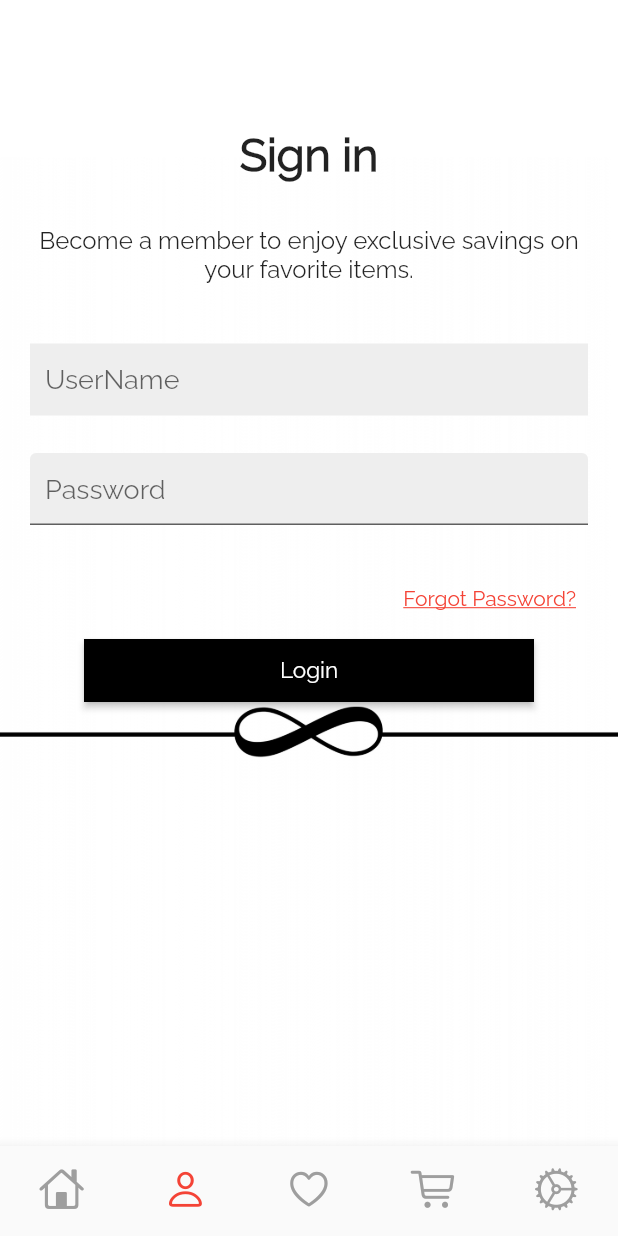
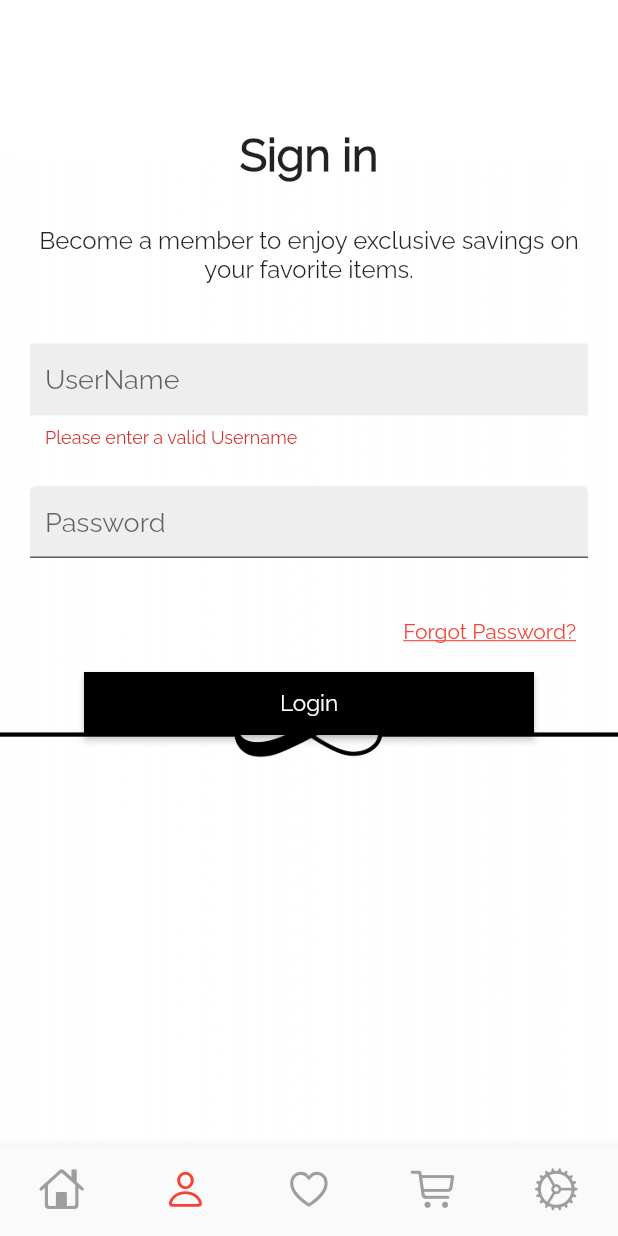
Before and after one commit to xamata/flutter_GraphQL_test, a Flutter app: the screen it shows after launch, item 2 of the bottom bar chosen, after a tap on "Login", on a phone screen of 412 x 824 dp. Run offline on Flutter 3.47's test engine with Material 2 defaults, Android fonts, the phone set to English and light mode, and no system bars; our stand-ins replace email_validator, graphql_flutter; network calls fail.

Commit message:
I successfully changed the sign in page to a form with a validator, the next step for the account page is validating using real user names and password

```diff
--- a/lib/account_page.dart
+++ b/lib/account_page.dart
@@ -8,11 +8,22 @@ class AccountPage extends StatefulWidget {
   _AccountPageState createState() => _AccountPageState();
 }
 
+//  {
+//                                     Navigator.of(context).push(
+//                                       MaterialPageRoute(
+//                                           builder: (context) =>
+//                                               const ForgotPasswordForm()),
+//                                     );
+//                                   },
+
 class _AccountPageState extends State<AccountPage> {
   @override
   Widget build(BuildContext context) {
-    return Scaffold(
-      resizeToAvoidBottomInset: false,
+    // create a global key that can provide validation
+    final _formKey = GlobalKey<FormState>();
+    return Form(
+      key: _formKey,
+      child: Scaffold(
         appBar: AppBar(
           backgroundColor: Colors.white,
           elevation: 0,
@@ -61,11 +72,17 @@ class _AccountPageState extends State<AccountPage> {
                               horizontal: 20, vertical: 10),
                           child: Column(
                             children: [
-                            TextField(
+                              TextFormField(
+                                validator: (value) {
+                                  if (EmailValidator.validate(value!)) {
+                                    return null;
+                                  } else {
+                                    return "Please enter a valid Username";
+                                  }
+                                },
                                 autocorrect: false,
                                 autofocus: false,
                                 style: const TextStyle(fontSize: 18),
-                              // controller: _controller,
                                 decoration: InputDecoration(
                                   hintText: 'UserName',
                                   border: InputBorder.none,
@@ -78,10 +95,10 @@ class _AccountPageState extends State<AccountPage> {
                                 padding: const EdgeInsets.symmetric(
                                   vertical: 25,
                                 ),
-                              child: TextField(
+                                child: TextFormField(
                                   autocorrect: false,
                                   autofocus: false,
-                                obscureText: false,
+                                  obscureText: true,
                                   style: const TextStyle(fontSize: 18),
                                   decoration: InputDecoration(
                                     hintText: "Password",
@@ -94,16 +111,6 @@ class _AccountPageState extends State<AccountPage> {
                               Row(
                                 mainAxisAlignment: MainAxisAlignment.end,
                                 children: [
-                                // const Padding(
-                                //   padding: EdgeInsets.only(bottom: 8.0),
-                                //   child: Text(
-                                //     'Forgot Password?',
-                                //     style: TextStyle(
-                                //         color: Colors.red,
-                                //         fontSize: 14,
-                                //         decoration: TextDecoration.underline),
-                                //   ),
-                                // ),
                                   TextButton(
                                     child: const Text(
                                       "Forgot Password?",
@@ -115,7 +122,8 @@ class _AccountPageState extends State<AccountPage> {
                                       Navigator.of(context).push(
                                         MaterialPageRoute(
                                           builder: (context) =>
-                                              const ForgotPasswordForm()),
+                                              const ForgotPasswordForm(),
+                                        ),
                                       );
                                     },
                                     style: ButtonStyle(
@@ -127,11 +135,21 @@ class _AccountPageState extends State<AccountPage> {
                                 ],
                               ),
                               RawMaterialButton(
-                              onPressed: () {},
-                              constraints: const BoxConstraints(minWidth: 300),
+                                onPressed: () {
+                                  if (_formKey.currentState!.validate()) {
+                                    ScaffoldMessenger.of(context).showSnackBar(
+                                      const SnackBar(
+                                        content: Text("Submitted!"),
+                                      ),
+                                    );
+                                  }
+                                },
+                                constraints:
+                                    const BoxConstraints(minWidth: 300),
                                 splashColor: Colors.black12,
                                 fillColor: Colors.black,
-                              padding: const EdgeInsets.symmetric(vertical: 12),
+                                padding:
+                                    const EdgeInsets.symmetric(vertical: 12),
                                 child: const Text(
                                   "Login",
                                   style: TextStyle(
@@ -148,6 +166,7 @@ class _AccountPageState extends State<AccountPage> {
               ),
             ),
           ],
+        ),
       ),
     );
   }
@@ -205,7 +224,6 @@ class _ForgotPasswordFormState extends State<ForgotPasswordForm> {
                             return "Please enter a valid email";
                           }
                         },
-                        // controller: _controller,
                         autocorrect: false,
                         autofocus: true,
                         decoration: const InputDecoration(
```
Also changed, not shown: lib/cart_page.dart (+8 -8 lines), lib/settings_page.dart (+26 -8 lines). Lines whose indentation alone changed are shown as unchanged.
